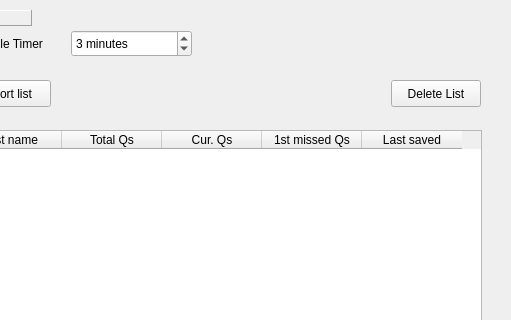
Before: the Qt Designer form aerolith/trunk/src/aerolithclient/tableCreateForm.ui in domino14/aerolithdesktop, drawn with Qt 5; both pictures show x 189 to 700 and y 0 to 320 of the 700 by 482 pixel window.
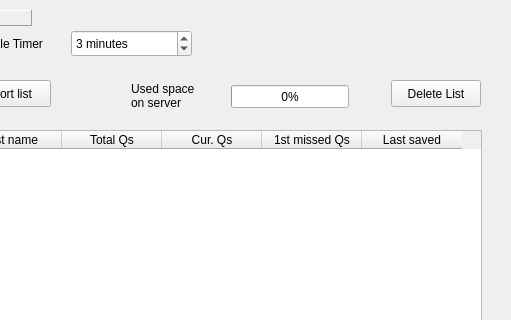
After: the same form once the commit is applied. The open tabs and pages were chosen to show the change.

```diff
--- a/aerolith/trunk/src/aerolithclient/tableCreateForm.ui
+++ b/aerolith/trunk/src/aerolithclient/tableCreateForm.ui
@@ -601,6 +601,33 @@
       <string>* indicates all words in this list have been quizzed on at least once.</string>
      </property>
     </widget>
+    <widget class="QProgressBar" name="progressBarUsedListSpace">
+     <property name="geometry">
+      <rect>
+       <x>280</x>
+       <y>15</y>
+       <width>118</width>
+       <height>23</height>
+      </rect>
+     </property>
+     <property name="value">
+      <number>0</number>
+     </property>
+    </widget>
+    <widget class="QLabel" name="label_8">
+     <property name="geometry">
+      <rect>
+       <x>180</x>
+       <y>10</y>
+       <width>91</width>
+       <height>31</height>
+      </rect>
+     </property>
+     <property name="text">
+      <string>Used space
+on server</string>
+     </property>
+    </widget>
    </widget>
   </widget>
  </widget>
```
Left out of the diff: 2 changed lines with no effect on the pictures.
